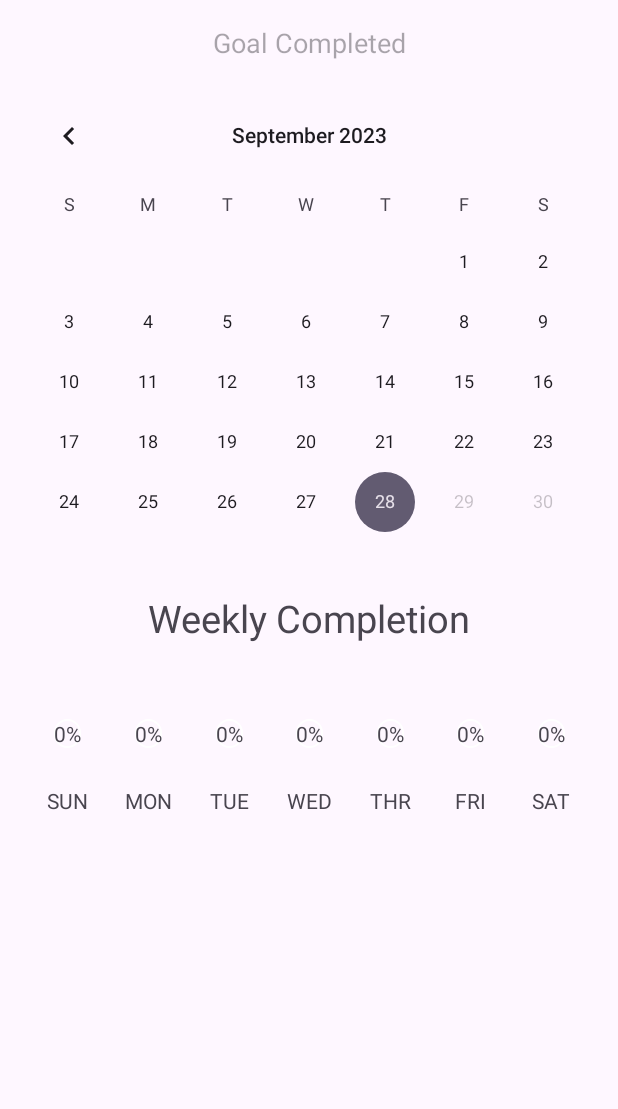
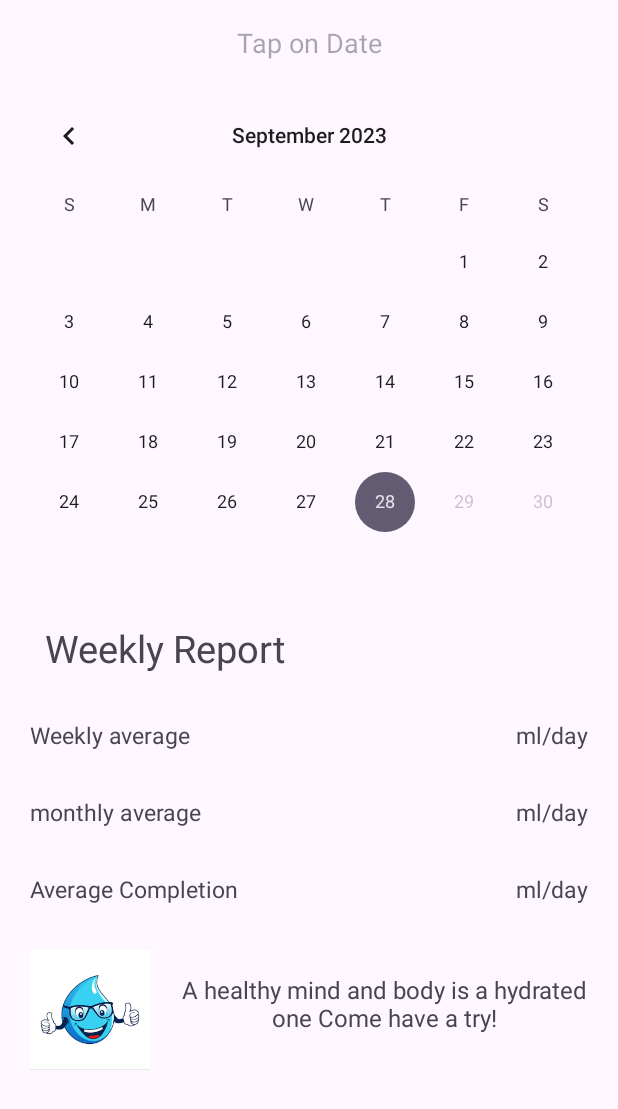
Before and after one commit to itzdanishsalmani/Water_Tracker_Application, an Android app: the MainActivity5 screen opened directly, with no data from a screen before it, on a phone screen of 412 x 824 dp. Shown: the top 1109 px of the screen. Run offline under Robolectric (Android 15) with nearby library versions, the phone set to English and light mode, and no system bars; our stand-ins replace Firebase (no records; nobody signed in at launch, a user with empty details on screens opened directly).

Commit message:
weekly & monthly average

```diff
--- a/app/src/main/res/layout/activity_main5.xml
+++ b/app/src/main/res/layout/activity_main5.xml
@@ -12,7 +12,7 @@
         android:layout_width="wrap_content"
         android:layout_height="wrap_content"
         android:textAlignment="center"
-        android:hint="Goal Completed"
+        android:hint="Tap on Date"
         android:textSize="18sp"
         app:layout_constraintTop_toTopOf="parent"
         app:layout_constraintStart_toStartOf="parent"
@@ -28,170 +28,105 @@
         app:layout_constraintEnd_toEndOf="parent"
         android:layout_marginTop="16dp"/>
 
+    <TextView
+        android:id="@+id/weelkyReport"
+        android:layout_width="wrap_content"
+        android:layout_height="wrap_content"
+        android:text="Weekly Report"
+        android:textSize="25sp"
+        android:layout_marginLeft="30dp"
+        app:layout_constraintLeft_toLeftOf="parent"
+        app:layout_constraintTop_toBottomOf="@+id/calendarView"
+        android:layout_marginTop="20dp" />
 
     <TextView
-        android:id="@+id/weeklyCompletionTextView"
+        android:id="@+id/weeklyAverage"
         android:layout_width="wrap_content"
         android:layout_height="wrap_content"
-        android:text="Weekly Completion"
-        android:textSize="25dp"
+        android:text="Weekly average"
+        android:textSize="15sp"
+        android:layout_marginTop="30dp"
+        android:layout_marginLeft="20dp"
         app:layout_constraintLeft_toLeftOf="parent"
-        app:layout_constraintRight_toRightOf="parent"
-        app:layout_constraintTop_toBottomOf="@+id/calendarView"/>
+        app:layout_constraintTop_toBottomOf="@+id/weelkyReport" />
 
     <TextView
-        android:id="@+id/sunday"
+        android:id="@+id/weeklyAverageData"
         android:layout_width="wrap_content"
         android:layout_height="wrap_content"
-        android:background="@drawable/circle_border"
-        android:text="0%"
-        app:layout_constraintTop_toBottomOf="@id/weeklyCompletionTextView"
-        android:layout_marginTop="50dp"
-        app:layout_constraintLeft_toLeftOf="parent"
-        app:layout_constraintRight_toLeftOf="@+id/monday"/>
+        android:text=" ml/day"
+        android:textSize="15sp"
+        android:layout_marginTop="30dp"
+        android:layout_marginRight="20dp"
+        app:layout_constraintRight_toRightOf="parent"
+        app:layout_constraintTop_toBottomOf="@+id/weelkyReport" />
 
     <TextView
-        android:id="@+id/sundayBelow"
+        android:id="@+id/monthlyAverage"
         android:layout_width="wrap_content"
         android:layout_height="wrap_content"
-        app:layout_constraintTop_toBottomOf="@+id/sunday"
-        android:text="SUN"
-        android:layout_marginTop="25dp"
+        android:text="monthly average"
+        android:textSize="15sp"
+        android:layout_marginTop="30dp"
+        android:layout_marginLeft="20dp"
         app:layout_constraintLeft_toLeftOf="parent"
-        app:layout_constraintRight_toLeftOf="@+id/monday"/>
-
+        app:layout_constraintTop_toBottomOf="@+id/weeklyAverage" />
 
     <TextView
-        android:id="@+id/monday"
+        android:id="@+id/monthlyAverageData"
         android:layout_width="wrap_content"
         android:layout_height="wrap_content"
-        android:text="0%"
-        android:background="@drawable/circle_border"
-        app:layout_constraintLeft_toLeftOf="parent"
-        app:layout_constraintRight_toLeftOf="@+id/wednesday"
-        app:layout_constraintTop_toBottomOf="@+id/weeklyCompletionTextView"
-        android:layout_marginTop="50dp" />
+        android:text=" ml/day"
+        android:textSize="15sp"
+        android:layout_marginTop="30dp"
+        android:layout_marginRight="20dp"
+        app:layout_constraintRight_toRightOf="parent"
+        app:layout_constraintTop_toBottomOf="@+id/weeklyAverageData" />
 
     <TextView
-        android:id="@+id/mondayBelow"
+        android:id="@+id/averageCompletion"
         android:layout_width="wrap_content"
         android:layout_height="wrap_content"
-        app:layout_constraintTop_toBottomOf="@+id/monday"
-        android:text="MON"
-        android:layout_marginTop="25dp"
+        android:text="Average Completion"
+        android:textSize="15sp"
+        android:layout_marginTop="30dp"
+        android:layout_marginLeft="20dp"
         app:layout_constraintLeft_toLeftOf="parent"
-        app:layout_constraintRight_toLeftOf="@+id/wednesday" />
+        app:layout_constraintTop_toBottomOf="@+id/monthlyAverage" />
 
     <TextView
-        android:id="@+id/tuesday"
+        android:id="@+id/averageCompletionData"
         android:layout_width="wrap_content"
         android:layout_height="wrap_content"
-        android:text="0%"
-        android:background="@drawable/circle_border"
-        app:layout_constraintLeft_toRightOf="@id/monday"
-        app:layout_constraintRight_toLeftOf="@+id/wednesday"
-        app:layout_constraintTop_toBottomOf="@+id/weeklyCompletionTextView"
-        android:layout_marginTop="50dp"
-        />
+        android:text=" ml/day"
+        android:textSize="15sp"
+        android:layout_marginTop="30dp"
+        android:layout_marginRight="20dp"
+        app:layout_constraintRight_toRightOf="parent"
+        app:layout_constraintTop_toBottomOf="@+id/monthlyAverageData" />
+
+    <ImageView
+        android:id="@+id/waterDropletBelow"
+        android:layout_width="80dp"
+        android:layout_height="80dp"
+        android:layout_marginLeft="20dp"
+        android:layout_marginTop="30dp"
+        android:src="@drawable/water_drop_specs"
+        app:layout_constraintLeft_toLeftOf="parent"
+        app:layout_constraintTop_toBottomOf="@+id/averageCompletion" />
 
     <TextView
-        android:id="@+id/tuesdayBelow"
-        android:layout_width="wrap_content"
+        android:id="@+id/quotes"
+        android:layout_width="0dp"
         android:layout_height="wrap_content"
-        android:text="TUE"
-        app:layout_constraintLeft_toRightOf="@id/monday"
-        app:layout_constraintRight_toLeftOf="@+id/wednesday"
-        app:layout_constraintTop_toBottomOf="@+id/tuesday"
-        android:layout_marginTop="25dp" />
-
-    <TextView
-        android:id="@+id/wednesday"
-        android:layout_width="wrap_content"
-        android:layout_height="wrap_content"
-        android:text="0%"
-        android:background="@drawable/circle_border"
-        app:layout_constraintLeft_toLeftOf="parent"
+        android:text="A healthy mind and body is a hydrated one Come have a try!"
+        android:textSize="16sp"
+        android:textAlignment="center"
+        android:layout_marginTop="45dp"
+        android:layout_marginLeft="10dp"
+        android:layout_marginRight="10dp"
+        app:layout_constraintLeft_toRightOf="@+id/waterDropletBelow"
         app:layout_constraintRight_toRightOf="parent"
-        app:layout_constraintTop_toBottomOf="@+id/weeklyCompletionTextView"
-        android:layout_marginTop="50dp"/>
-
-    <TextView
-        android:id="@+id/wednesdayBelow"
-        android:layout_width="wrap_content"
-        android:layout_height="wrap_content"
-        android:layout_marginTop="25dp"
-        android:text="WED"
-        app:layout_constraintLeft_toLeftOf="parent"
-        app:layout_constraintRight_toRightOf="parent"
-        app:layout_constraintTop_toBottomOf="@+id/wednesday" />
-
-    <TextView
-        android:id="@+id/thursday"
-        android:layout_width="wrap_content"
-        android:layout_height="wrap_content"
-        android:text="0%"
-        android:background="@drawable/circle_border"
-        app:layout_constraintLeft_toRightOf="@+id/wednesday"
-        app:layout_constraintRight_toLeftOf="@+id/friday"
-        android:layout_marginTop="50dp"
-        app:layout_constraintTop_toBottomOf="@id/weeklyCompletionTextView"
-        />
-
-    <TextView
-        android:id="@+id/thursdayBelow"
-        android:layout_width="wrap_content"
-        android:layout_height="wrap_content"
-        android:text="THR"
-        app:layout_constraintLeft_toRightOf="@+id/wednesday"
-        app:layout_constraintRight_toLeftOf="@+id/friday"
-        android:layout_marginTop="25dp"
-        app:layout_constraintTop_toBottomOf="@id/thursday" />
-
-    <TextView
-        android:id="@+id/friday"
-        android:layout_width="wrap_content"
-        android:layout_height="wrap_content"
-        android:text="0%"
-        android:background="@drawable/circle_border"
-        app:layout_constraintLeft_toRightOf="@id/wednesday"
-        app:layout_constraintRight_toRightOf="parent"
-        app:layout_constraintTop_toBottomOf="@+id/weeklyCompletionTextView"
-        android:layout_marginTop="50dp"
-        />
-
-    <TextView
-        android:id="@+id/fridayBelow"
-        android:layout_width="wrap_content"
-        android:layout_height="wrap_content"
-        android:text="FRI"
-        app:layout_constraintLeft_toRightOf="@id/wednesday"
-        app:layout_constraintRight_toRightOf="parent"
-        app:layout_constraintTop_toBottomOf="@+id/friday"
-        android:layout_marginTop="25dp" />
-
-    <TextView
-        android:id="@+id/saturday"
-        android:layout_width="wrap_content"
-        android:layout_height="wrap_content"
-        android:text="0%"
-        android:background="@drawable/circle_border"
-        app:layout_constraintLeft_toRightOf="@id/friday"
-        app:layout_constraintRight_toRightOf="parent"
-        android:layout_marginTop="50dp"
-        app:layout_constraintTop_toBottomOf="@+id/weeklyCompletionTextView"
-        />
-
-    <TextView
-        android:id="@+id/saturdayBelow"
-        android:layout_width="wrap_content"
-        android:layout_height="wrap_content"
-        android:text="SAT"
-        app:layout_constraintLeft_toRightOf="@id/friday"
-        app:layout_constraintRight_toRightOf="parent"
-        android:layout_marginTop="25dp"
-        app:layout_constraintTop_toBottomOf="@+id/saturday"
-        />
-
-
+        app:layout_constraintTop_toBottomOf="@id/averageCompletion" />
 
 </androidx.constraintlayout.widget.ConstraintLayout>
```
Also changed, not shown: app/src/main/java/com/example/water_traker_application/MainActivity5.kt (+127 -19 lines).
